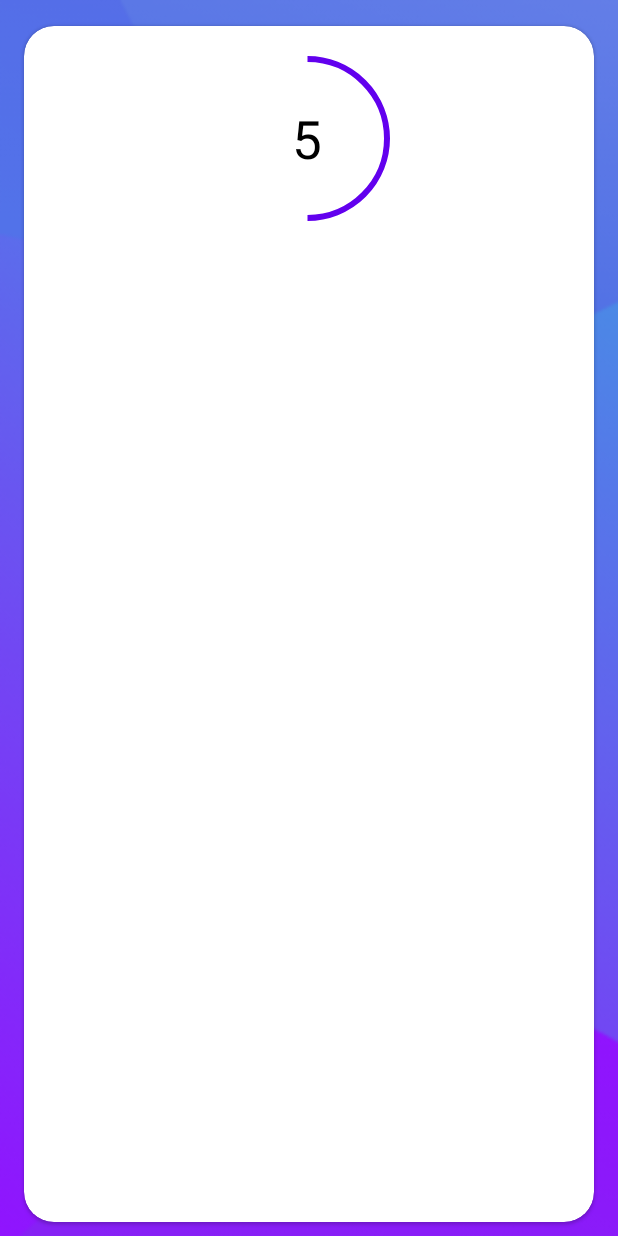
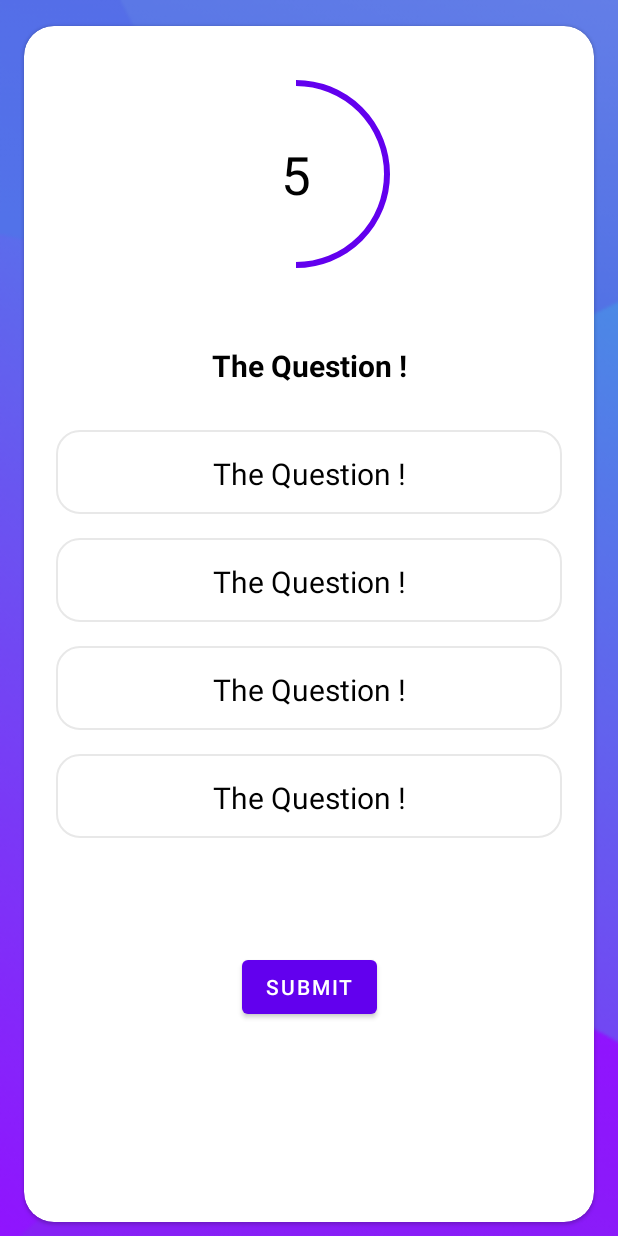
Before and after one commit to MostafaMohamed2002/Quiz-App, an Android app: the QuizQuestionActivity screen opened directly, with no data from a screen before it, on a phone screen of 412 x 824 dp. Run offline under Robolectric (Android 15) with nearby library versions, the phone set to English and light mode, and no system bars; Roboto replaces fonts that are not available here.

Commit message:
design quiz layout

```diff
--- /dev/null
+++ b/app/src/main/res/drawable/df_bg_btn.xml
@@ -0,0 +1,15 @@
+<?xml version="1.0" encoding="utf-8"?>
+<!--TODO (STEP 2: A custom border background for the default options view.)-->
+<!--START-->
+<shape xmlns:android="http://schemas.android.com/apk/res/android"
+    android:shape="rectangle">
+
+    <stroke
+        android:width="1dp"
+        android:color="#E8E8E8" />
+
+    <solid android:color="@android:color/white" />
+
+    <corners android:radius="15dp" />
+</shape>
+    <!--END-->
--- a/app/src/main/res/layout/activity_quiz_question.xml
+++ b/app/src/main/res/layout/activity_quiz_question.xml
@@ -29,13 +29,13 @@
                 android:layout_width="200dp"
                 android:layout_height="200dp"
 
-                android:layout_marginTop="16dp"
+                android:layout_marginTop="32dp"
                 android:layout_marginEnd="132dp"
                 android:indeterminate="false"
                 android:max="10"
                 android:min="1"
                 android:progress="5"
-                app:indicatorSize="110dp"
+                app:indicatorSize="125dp"
                 app:layout_constraintEnd_toEndOf="parent"
                 app:layout_constraintTop_toTopOf="parent"
                 app:showAnimationBehavior="outward" />
@@ -53,6 +53,103 @@
                 app:layout_constraintStart_toStartOf="@+id/progress_circle"
                 app:layout_constraintTop_toTopOf="@+id/progress_circle" />
 
+            <TextView
+                android:id="@+id/textView4"
+                android:layout_width="337dp"
+                android:layout_height="56dp"
+                android:layout_marginStart="16dp"
+                android:layout_marginTop="32dp"
+                android:layout_marginEnd="16dp"
+                android:padding="15dp"
+                android:text="The Question !"
+                android:textAlignment="center"
+                android:textColor="@color/black"
+                android:textSize="20sp"
+                android:textStyle="bold"
+                app:layout_constraintEnd_toEndOf="parent"
+                app:layout_constraintStart_toStartOf="parent"
+                app:layout_constraintTop_toBottomOf="@+id/progress_circle" />
+
+            <TextView
+                android:id="@+id/option_one"
+                android:layout_width="337dp"
+                android:layout_height="56dp"
+                android:layout_marginStart="16dp"
+                android:layout_marginTop="16dp"
+                android:layout_marginEnd="16dp"
+                android:background="@drawable/df_bg_btn"
+                android:padding="15dp"
+                android:text="The Question !"
+                android:textAlignment="center"
+                android:textColor="@color/black"
+                android:textSize="20sp"
+                app:layout_constraintEnd_toEndOf="parent"
+                app:layout_constraintStart_toStartOf="parent"
+                app:layout_constraintTop_toBottomOf="@+id/textView4" />
+
+            <TextView
+                android:id="@+id/option_two"
+                android:layout_width="337dp"
+                android:layout_height="56dp"
+                android:layout_marginStart="16dp"
+                android:layout_marginTop="16dp"
+                android:layout_marginEnd="16dp"
+                android:background="@drawable/df_bg_btn"
+                android:padding="15dp"
+                android:text="The Question !"
+                android:textAlignment="center"
+                android:textColor="@color/black"
+                android:textSize="20sp"
+                app:layout_constraintEnd_toEndOf="parent"
+                app:layout_constraintStart_toStartOf="parent"
+                app:layout_constraintTop_toBottomOf="@+id/option_one" />
+
+            <TextView
+                android:id="@+id/option_three"
+                android:layout_width="337dp"
+                android:layout_height="56dp"
+                android:layout_marginStart="16dp"
+                android:layout_marginTop="16dp"
+                android:layout_marginEnd="16dp"
+                android:background="@drawable/df_bg_btn"
+                android:padding="15dp"
+                android:text="The Question !"
+                android:textAlignment="center"
+                android:textColor="@color/black"
+                android:textSize="20sp"
+                app:layout_constraintEnd_toEndOf="parent"
+                app:layout_constraintStart_toStartOf="parent"
+                app:layout_constraintTop_toBottomOf="@+id/option_two" />
+
+            <TextView
+                android:id="@+id/option_four"
+                android:layout_width="337dp"
+                android:layout_height="56dp"
+                android:layout_marginStart="16dp"
+                android:layout_marginTop="16dp"
+                android:layout_marginEnd="16dp"
+                android:background="@drawable/df_bg_btn"
+                android:padding="15dp"
+                android:text="The Question !"
+                android:textAlignment="center"
+                android:textColor="@color/black"
+                android:textSize="20sp"
+                app:layout_constraintEnd_toEndOf="parent"
+                app:layout_constraintStart_toStartOf="parent"
+                app:layout_constraintTop_toBottomOf="@+id/option_three" />
+
+            <Button
+                android:id="@+id/submit_btn"
+                android:layout_width="wrap_content"
+                android:layout_height="wrap_content"
+                android:layout_marginTop="32dp"
+                android:layout_marginBottom="90dp"
+                android:text="Submit"
+                app:layout_constraintBottom_toBottomOf="parent"
+                app:layout_constraintEnd_toEndOf="@+id/option_four"
+                app:layout_constraintStart_toStartOf="@+id/option_four"
+                app:layout_constraintTop_toBottomOf="@+id/option_four" />
+
 
         </androidx.constraintlayout.widget.ConstraintLayout>
 
```
